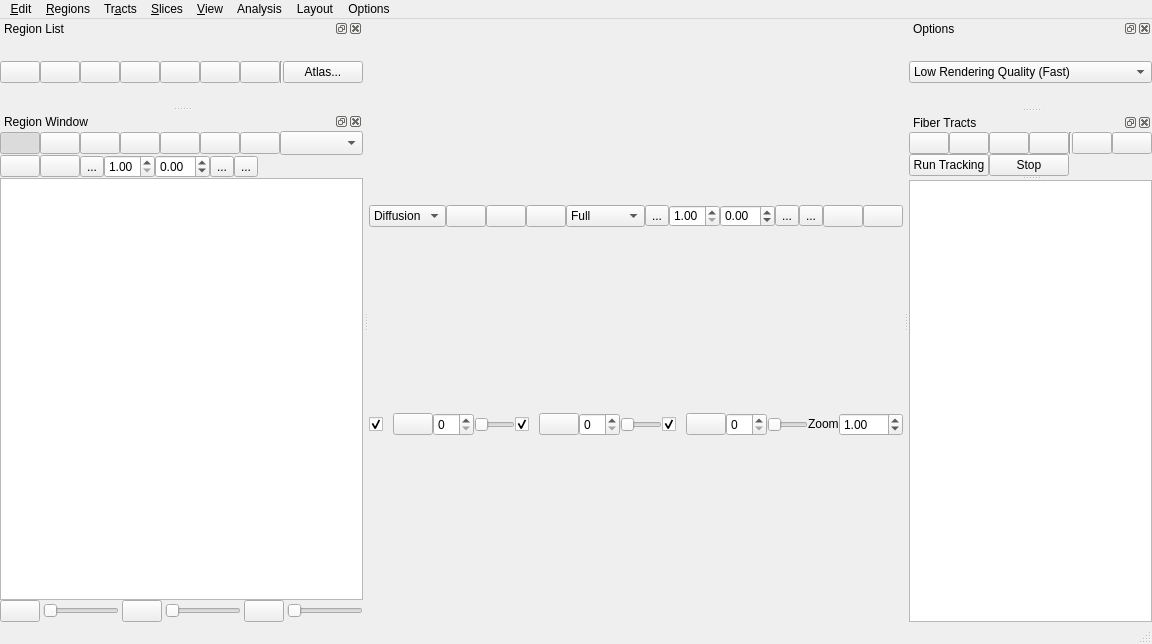
This is tracking/tracking_window.ui in frankyeh/DSI-Studio as Qt 5 draws it before an edit. The edited form follows.
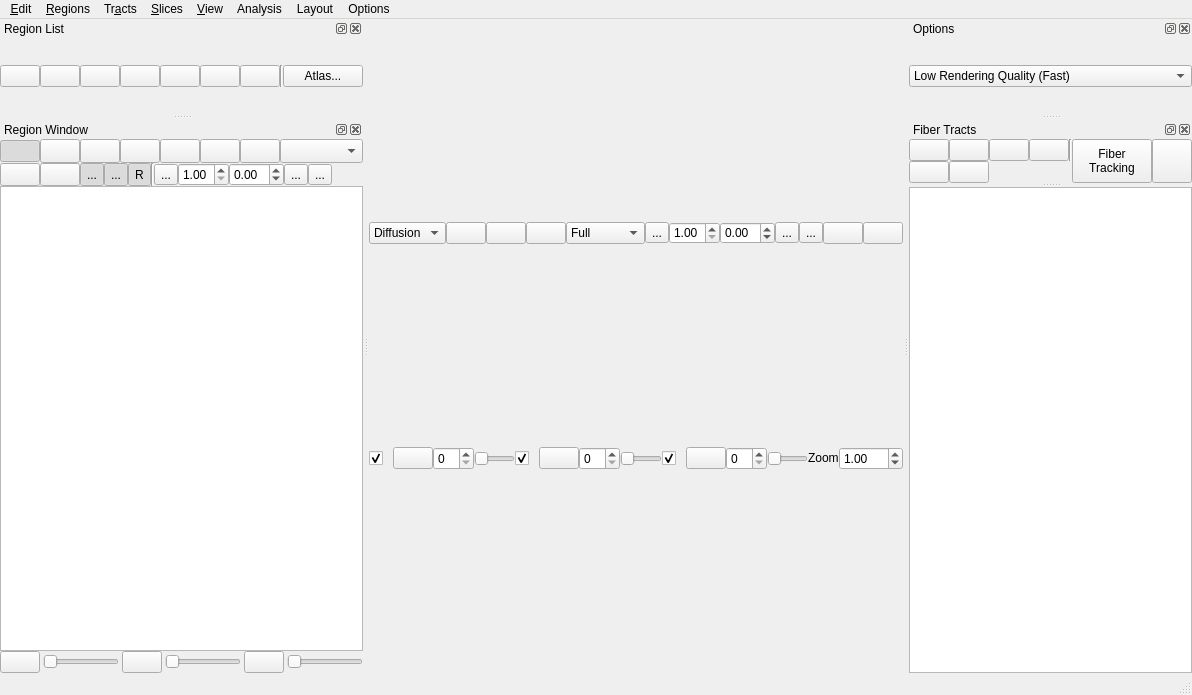
This is the edited form. Icons and pictures are not drawn. Custom widgets are drawn as their Qt base class.

```diff
--- a/tracking/tracking_window.ui
+++ b/tracking/tracking_window.ui
@@ -6,8 +6,8 @@
    <rect>
     <x>0</x>
     <y>0</y>
-    <width>1082</width>
-    <height>644</height>
+    <width>1008</width>
+    <height>695</height>
    </rect>
   </property>
   <property name="sizePolicy">
@@ -960,7 +960,7 @@
     <rect>
      <x>0</x>
      <y>0</y>
-     <width>1082</width>
+     <width>1008</width>
      <height>21</height>
     </rect>
    </property>
@@ -1258,8 +1258,8 @@
    </property>
    <property name="minimumSize">
     <size>
-     <width>175</width>
-     <height>192</height>
+     <width>252</width>
+     <height>156</height>
     </size>
    </property>
    <property name="maximumSize">
@@ -1300,6 +1300,25 @@
         <number>0</number>
        </property>
        <item>
+        <layout class="QHBoxLayout" name="horizontalLayout_5">
+         <property name="spacing">
+          <number>0</number>
+         </property>
+         <item>
+          <layout class="QVBoxLayout" name="verticalLayout_5">
+           <property name="spacing">
+            <number>0</number>
+           </property>
+           <property name="topMargin">
+            <number>0</number>
+           </property>
+           <property name="rightMargin">
+            <number>0</number>
+           </property>
+           <property name="bottomMargin">
+            <number>0</number>
+           </property>
+           <item>
         <layout class="QHBoxLayout" name="horizontalLayout_3">
          <property name="spacing">
           <number>0</number>
@@ -1392,6 +1411,29 @@
           </widget>
          </item>
          <item>
+              <spacer name="horizontalSpacer_2">
+               <property name="orientation">
+                <enum>Qt::Horizontal</enum>
+               </property>
+               <property name="sizeHint" stdset="0">
+                <size>
+                 <width>40</width>
+                 <height>20</height>
+                </size>
+               </property>
+              </spacer>
+             </item>
+            </layout>
+           </item>
+           <item>
+            <layout class="QHBoxLayout" name="horizontalLayout_6">
+             <property name="spacing">
+              <number>0</number>
+             </property>
+             <property name="bottomMargin">
+              <number>0</number>
+             </property>
+             <item>
           <widget class="QPushButton" name="track_up">
            <property name="sizePolicy">
             <sizepolicy hsizetype="Preferred" vsizetype="Fixed">
@@ -1432,7 +1474,7 @@
           </widget>
          </item>
          <item>
-          <spacer name="horizontalSpacer_2">
+              <spacer name="horizontalSpacer_3">
            <property name="orientation">
             <enum>Qt::Horizontal</enum>
            </property>
@@ -1446,15 +1488,12 @@
          </item>
         </layout>
        </item>
-       <item>
-        <layout class="QHBoxLayout" name="horizontalLayout_5">
-         <property name="spacing">
-          <number>0</number>
-         </property>
+          </layout>
+         </item>
          <item>
           <widget class="QPushButton" name="perform_tracking">
            <property name="sizePolicy">
-            <sizepolicy hsizetype="Maximum" vsizetype="Fixed">
+            <sizepolicy hsizetype="Maximum" vsizetype="Preferred">
              <horstretch>0</horstretch>
              <verstretch>0</verstretch>
             </sizepolicy>
@@ -1466,7 +1505,18 @@
             </size>
            </property>
            <property name="text">
-            <string>Run Tracking</string>
+            <string>Fiber
+Tracking</string>
+           </property>
+           <property name="icon">
+            <iconset resource="../icons.qrc">
+             <normaloff>:/icons/dsi_studio.ico</normaloff>:/icons/dsi_studio.ico</iconset>
+           </property>
+           <property name="iconSize">
+            <size>
+             <width>24</width>
+             <height>24</height>
+            </size>
            </property>
            <property name="flat">
             <bool>false</bool>
@@ -1476,42 +1526,39 @@
          <item>
           <widget class="QPushButton" name="stop_tracking">
            <property name="sizePolicy">
-            <sizepolicy hsizetype="Maximum" vsizetype="Fixed">
+            <sizepolicy hsizetype="Maximum" vsizetype="Preferred">
              <horstretch>0</horstretch>
              <verstretch>0</verstretch>
             </sizepolicy>
            </property>
            <property name="maximumSize">
             <size>
-             <width>16777215</width>
+             <width>40</width>
              <height>16777215</height>
             </size>
            </property>
            <property name="text">
-            <string>Stop</string>
+            <string/>
+           </property>
+           <property name="icon">
+            <iconset resource="../icons.qrc">
+             <normaloff>:/icons/icons/stop.xpm</normaloff>:/icons/icons/stop.xpm</iconset>
            </property>
            <property name="flat">
             <bool>false</bool>
            </property>
           </widget>
          </item>
-         <item>
-          <spacer name="horizontalSpacer_3">
-           <property name="orientation">
-            <enum>Qt::Horizontal</enum>
-           </property>
-           <property name="sizeHint" stdset="0">
-            <size>
-             <width>40</width>
-             <height>20</height>
-            </size>
-           </property>
-          </spacer>
-         </item>
         </layout>
        </item>
        <item>
         <widget class="QWidget" name="widget" native="true">
+         <property name="maximumSize">
+          <size>
+           <width>16777215</width>
+           <height>16777215</height>
+          </size>
+         </property>
          <layout class="QVBoxLayout" name="verticalLayout_4">
           <property name="spacing">
            <number>0</number>
@@ -1579,7 +1626,7 @@
    </property>
    <property name="minimumSize">
     <size>
-     <width>248</width>
+     <width>292</width>
      <height>171</height>
     </size>
    </property>
@@ -1661,7 +1708,7 @@
        <item>
         <widget class="QPushButton" name="tool1">
          <property name="sizePolicy">
-          <sizepolicy hsizetype="Maximum" vsizetype="Fixed">
+          <sizepolicy hsizetype="Preferred" vsizetype="Preferred">
            <horstretch>0</horstretch>
            <verstretch>0</verstretch>
           </sizepolicy>
@@ -1702,7 +1749,7 @@
        <item>
         <widget class="QPushButton" name="tool4">
          <property name="sizePolicy">
-          <sizepolicy hsizetype="Maximum" vsizetype="Fixed">
+          <sizepolicy hsizetype="Preferred" vsizetype="Preferred">
            <horstretch>0</horstretch>
            <verstretch>0</verstretch>
           </sizepolicy>
@@ -1731,7 +1778,7 @@
        <item>
         <widget class="QPushButton" name="tool2">
          <property name="sizePolicy">
-          <sizepolicy hsizetype="Maximum" vsizetype="Fixed">
+          <sizepolicy hsizetype="Preferred" vsizetype="Preferred">
            <horstretch>0</horstretch>
            <verstretch>0</verstretch>
           </sizepolicy>
@@ -1769,7 +1816,7 @@
        <item>
         <widget class="QPushButton" name="tool3">
          <property name="sizePolicy">
-          <sizepolicy hsizetype="Maximum" vsizetype="Fixed">
+          <sizepolicy hsizetype="Preferred" vsizetype="Preferred">
            <horstretch>0</horstretch>
            <verstretch>0</verstretch>
           </sizepolicy>
@@ -1807,7 +1854,7 @@
        <item>
         <widget class="QPushButton" name="tool5">
          <property name="sizePolicy">
-          <sizepolicy hsizetype="Maximum" vsizetype="Fixed">
+          <sizepolicy hsizetype="Preferred" vsizetype="Preferred">
            <horstretch>0</horstretch>
            <verstretch>0</verstretch>
           </sizepolicy>
@@ -1839,7 +1886,7 @@
        <item>
         <widget class="QPushButton" name="tool6">
          <property name="sizePolicy">
-          <sizepolicy hsizetype="Maximum" vsizetype="Fixed">
+          <sizepolicy hsizetype="Preferred" vsizetype="Preferred">
            <horstretch>0</horstretch>
            <verstretch>0</verstretch>
           </sizepolicy>
@@ -1897,7 +1944,7 @@
        <item>
         <widget class="QPushButton" name="zoom_in">
          <property name="sizePolicy">
-          <sizepolicy hsizetype="Maximum" vsizetype="Fixed">
+          <sizepolicy hsizetype="Preferred" vsizetype="Preferred">
            <horstretch>0</horstretch>
            <verstretch>0</verstretch>
           </sizepolicy>
@@ -1929,7 +1976,7 @@
           <bool>true</bool>
          </property>
          <property name="sizePolicy">
-          <sizepolicy hsizetype="Maximum" vsizetype="Fixed">
+          <sizepolicy hsizetype="Preferred" vsizetype="Preferred">
            <horstretch>0</horstretch>
            <verstretch>0</verstretch>
           </sizepolicy>
@@ -1951,7 +1998,82 @@
          </property>
          <property name="icon">
           <iconset resource="../icons.qrc">
-           <normaloff>:/icons/icons/down.xpm</normaloff>:/icons/icons/down.xpm</iconset>
+           <normaloff>:/icons/icons/zoom-out.xpm</normaloff>:/icons/icons/zoom-out.xpm</iconset>
+         </property>
+        </widget>
+       </item>
+       <item>
+        <widget class="QToolButton" name="show_fiber">
+         <property name="sizePolicy">
+          <sizepolicy hsizetype="Preferred" vsizetype="Preferred">
+           <horstretch>0</horstretch>
+           <verstretch>0</verstretch>
+          </sizepolicy>
+         </property>
+         <property name="text">
+          <string>...</string>
+         </property>
+         <property name="icon">
+          <iconset resource="../icons.qrc">
+           <normaloff>:/icons/icons/rgb.xpm</normaloff>:/icons/icons/rgb.xpm</iconset>
+         </property>
+         <property name="checkable">
+          <bool>true</bool>
+         </property>
+         <property name="checked">
+          <bool>true</bool>
+         </property>
+         <property name="autoRaise">
+          <bool>false</bool>
+         </property>
+        </widget>
+       </item>
+       <item>
+        <widget class="QToolButton" name="show_position">
+         <property name="sizePolicy">
+          <sizepolicy hsizetype="Preferred" vsizetype="Preferred">
+           <horstretch>0</horstretch>
+           <verstretch>0</verstretch>
+          </sizepolicy>
+         </property>
+         <property name="text">
+          <string>...</string>
+         </property>
+         <property name="icon">
+          <iconset resource="../icons.qrc">
+           <normaloff>:/icons/icons/guides.xpm</normaloff>:/icons/icons/guides.xpm</iconset>
+         </property>
+         <property name="checkable">
+          <bool>true</bool>
+         </property>
+         <property name="checked">
+          <bool>true</bool>
+         </property>
+        </widget>
+       </item>
+       <item>
+        <widget class="QToolButton" name="show_r">
+         <property name="sizePolicy">
+          <sizepolicy hsizetype="Preferred" vsizetype="Preferred">
+           <horstretch>0</horstretch>
+           <verstretch>0</verstretch>
+          </sizepolicy>
+         </property>
+         <property name="text">
+          <string>R</string>
+         </property>
+         <property name="checkable">
+          <bool>true</bool>
+         </property>
+         <property name="checked">
+          <bool>true</bool>
+         </property>
+        </widget>
+       </item>
+       <item>
+        <widget class="Line" name="line">
+         <property name="orientation">
+          <enum>Qt::Vertical</enum>
          </property>
         </widget>
        </item>
```
Left out of the diff: 68 changed lines with no effect on the pictures. Lines whose indentation alone changed are shown as unchanged.
